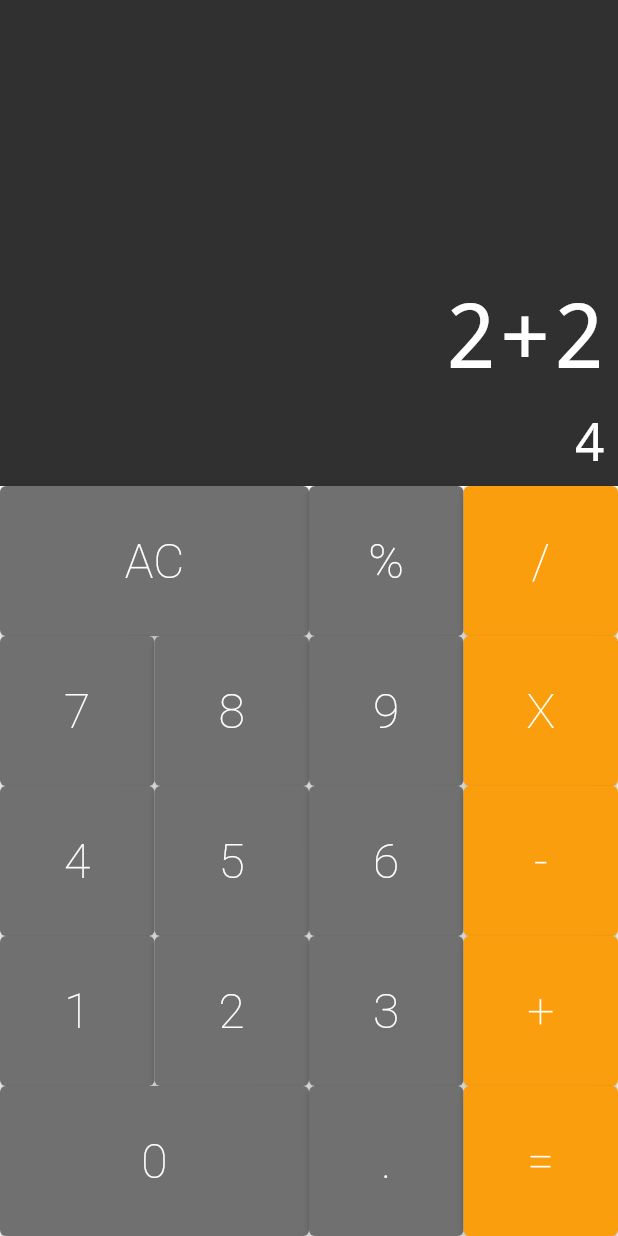
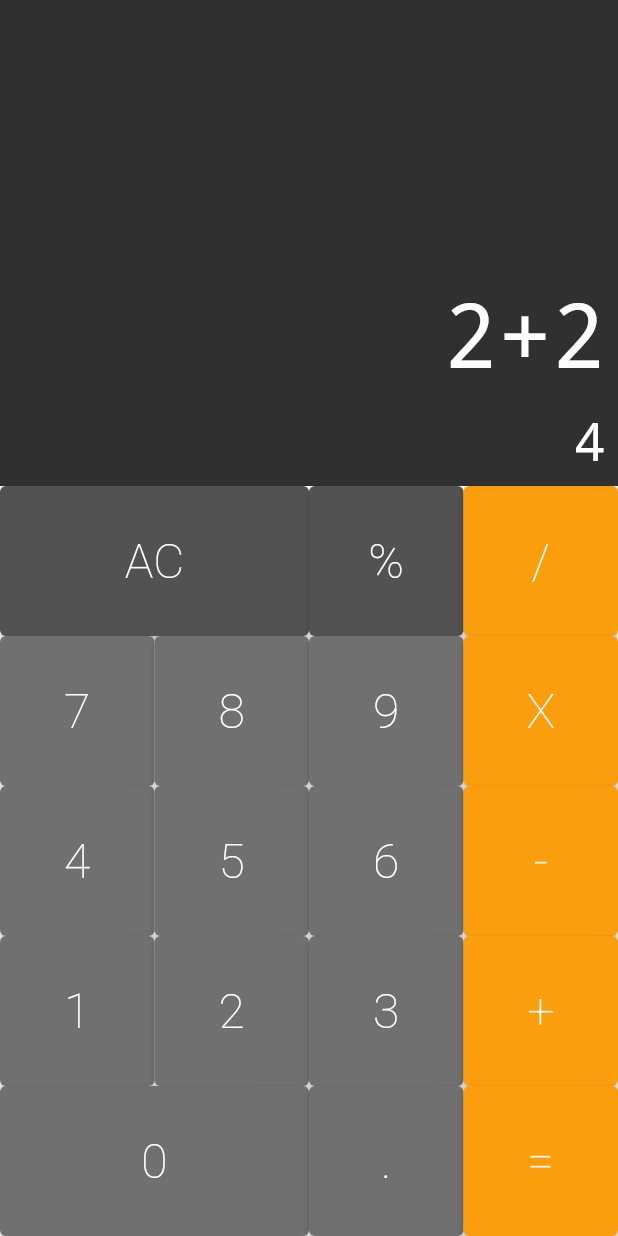
Before and after one commit to Kafran-Portfolio/FlutterCalc, a Flutter app: the screen it shows after launch, on a phone screen of 412 x 824 dp. Run offline on Flutter 3.47's test engine with Material 2 defaults, Android fonts, the phone set to English and light mode, and no system bars; drawn by our look-alikes of auto_size_text.

Commit message:
Adds button callbacks

```diff
--- a/lib/components/button.dart
+++ b/lib/components/button.dart
@@ -3,6 +3,7 @@ import 'package:flutter/material.dart';
 class Button extends StatelessWidget {
   const Button(
       {required this.text,
+      required this.buttonCallback,
       this.doubleSize = false,
       this.color = DEFAULT,
       Key? key})
@@ -14,6 +15,7 @@ class Button extends StatelessWidget {
   final String text;
   final bool doubleSize;
   final Color color;
+  final void Function(String) buttonCallback;
 
   @override
   Widget build(BuildContext context) {
@@ -21,7 +23,7 @@ class Button extends StatelessWidget {
       flex: doubleSize ? 2 : 1,
       child: ElevatedButton(
         style: ElevatedButton.styleFrom(primary: color),
-        onPressed: () {},
+        onPressed: () {buttonCallback(text);},
         child: Text(
           text,
           style: const TextStyle(
--- a/lib/components/keyboard.dart
+++ b/lib/components/keyboard.dart
@@ -3,41 +3,106 @@ import 'package:flutter_calc/components/button.dart';
 import 'package:flutter_calc/components/button_row.dart';
 
 class Keyboard extends StatelessWidget {
-  const Keyboard({Key? key}) : super(key: key);
+  const Keyboard({required this.buttonCallback, Key? key}) : super(key: key);
+
+  final void Function(String) buttonCallback;
 
   @override
   Widget build(BuildContext context) {
     return Container(
       height: 500,
       child: Column(
-        children: const [
+        children: [
           ButtonRow([
-            Button(text: "AC", doubleSize: true),
-            Button(text: "%"),
-            Button(text: "/", color: Button.OPERATOR),
+            Button(
+              text: "AC",
+              color: Button.DARK,
+              doubleSize: true,
+              buttonCallback: buttonCallback,
+            ),
+            Button(
+              text: "%",
+              color: Button.DARK,
+              buttonCallback: buttonCallback,
+            ),
+            Button(
+              text: "/",
+              color: Button.OPERATOR,
+              buttonCallback: buttonCallback,
+            ),
           ]),
           ButtonRow([
-            Button(text: "7"),
-            Button(text: "8"),
-            Button(text: "9"),
-            Button(text: "X", color: Button.OPERATOR),
+            Button(
+              text: "7",
+              buttonCallback: buttonCallback,
+            ),
+            Button(
+              text: "8",
+              buttonCallback: buttonCallback,
+            ),
+            Button(
+              text: "9",
+              buttonCallback: buttonCallback,
+            ),
+            Button(
+              text: "X",
+              color: Button.OPERATOR,
+              buttonCallback: buttonCallback,
+            ),
           ]),
           ButtonRow([
-            Button(text: "4"),
-            Button(text: "5"),
-            Button(text: "6"),
-            Button(text: "-", color: Button.OPERATOR)
+            Button(
+              text: "4",
+              buttonCallback: buttonCallback,
+            ),
+            Button(
+              text: "5",
+              buttonCallback: buttonCallback,
+            ),
+            Button(
+              text: "6",
+              buttonCallback: buttonCallback,
+            ),
+            Button(
+              text: "-",
+              color: Button.OPERATOR,
+              buttonCallback: buttonCallback,
+            )
           ]),
           ButtonRow([
-            Button(text: "1"),
-            Button(text: "2"),
-            Button(text: "3"),
-            Button(text: "+", color: Button.OPERATOR),
+            Button(
+              text: "1",
+              buttonCallback: buttonCallback,
+            ),
+            Button(
+              text: "2",
+              buttonCallback: buttonCallback,
+            ),
+            Button(
+              text: "3",
+              buttonCallback: buttonCallback,
+            ),
+            Button(
+              text: "+",
+              color: Button.OPERATOR,
+              buttonCallback: buttonCallback,
+            ),
           ]),
           ButtonRow([
-            Button(text: "0", doubleSize: true),
-            Button(text: "."),
-            Button(text: "=", color: Button.OPERATOR),
+            Button(
+              text: "0",
+              doubleSize: true,
+              buttonCallback: buttonCallback,
+            ),
+            Button(
+              text: ".",
+              buttonCallback: buttonCallback,
+            ),
+            Button(
+              text: "=",
+              color: Button.OPERATOR,
+              buttonCallback: buttonCallback,
+            ),
           ]),
         ],
       ),
--- a/lib/screens/calculator.dart
+++ b/lib/screens/calculator.dart
@@ -5,13 +5,17 @@ import 'package:flutter_calc/components/keyboard.dart';
 class Calculator extends StatelessWidget {
   const Calculator({Key? key}) : super(key: key);
 
+  _onPressed(String text) {
+    print(text);
+  }
+
   @override
   Widget build(BuildContext context) {
     return MaterialApp(
       home: Column(
-        children: const [
-          Display("2+2"),
-          Keyboard(),
+        children: [
+          const Display("2+2"),
+          Keyboard(buttonCallback: _onPressed),
         ],
       ),
     );
```
